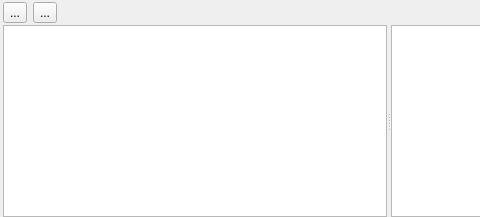
Qt form engine/core/render/base/editor/atlas/TextureAtlasPanel.ui (timi-liuliang/echo) before a commit; both pictures show x 0 to 480 and y 0 to 217 of the 777 by 217 pixel window.
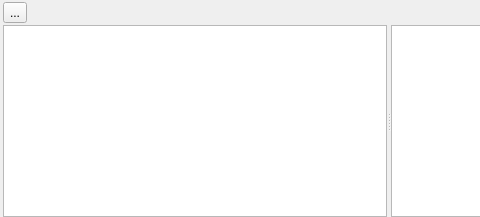
The same form after that commit.

Commit message: Create texture atlas by grid setting #606

The edit to the form file:
```diff
--- a/engine/core/render/base/editor/atlas/TextureAtlasPanel.ui
+++ b/engine/core/render/base/editor/atlas/TextureAtlasPanel.ui
@@ -78,28 +78,6 @@
         </property>
        </widget>
       </item>
-      <item>
-       <widget class="QToolButton" name="m_splitBygrid">
-        <property name="sizePolicy">
-         <sizepolicy hsizetype="Fixed" vsizetype="Fixed">
-          <horstretch>0</horstretch>
-          <verstretch>0</verstretch>
-         </sizepolicy>
-        </property>
-        <property name="toolTip">
-         <string>Split By Grid</string>
-        </property>
-        <property name="statusTip">
-         <string>Split By Grid</string>
-        </property>
-        <property name="text">
-         <string>...</string>
-        </property>
-        <property name="popupMode">
-         <enum>QToolButton::DelayedPopup</enum>
-        </property>
-       </widget>
-      </item>
       <item>
        <spacer name="horizontalSpacer">
         <property name="orientation">
```
Left out of the diff: 8 changed lines with no effect on the pictures. The commit also changes 2 other files.
